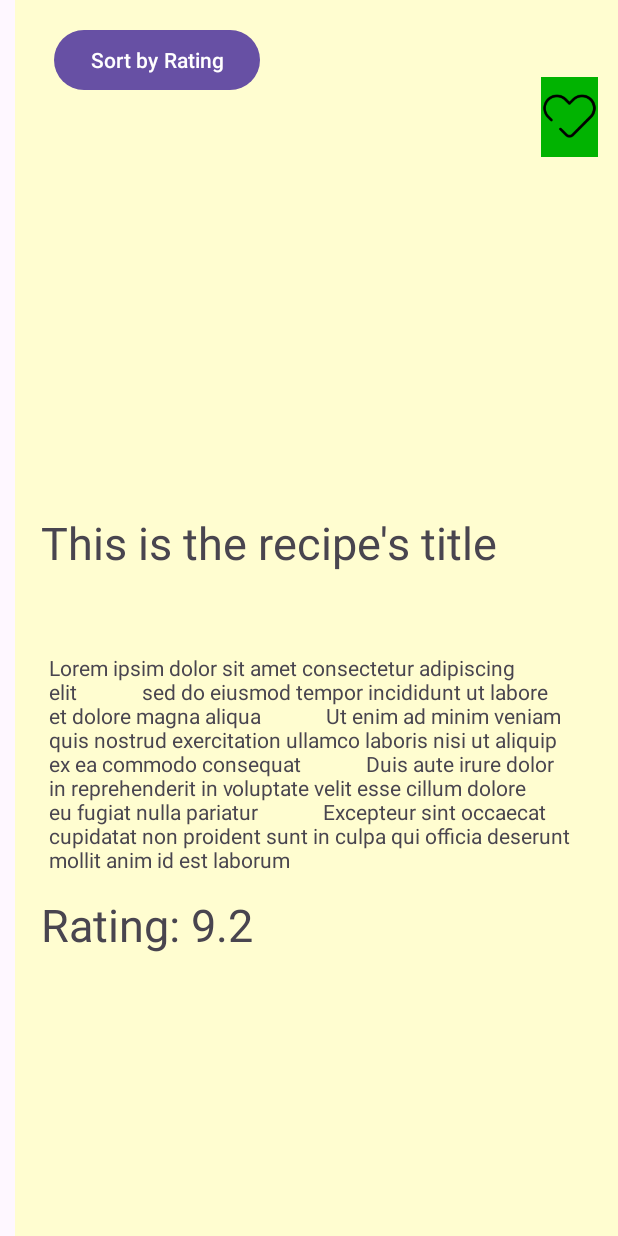
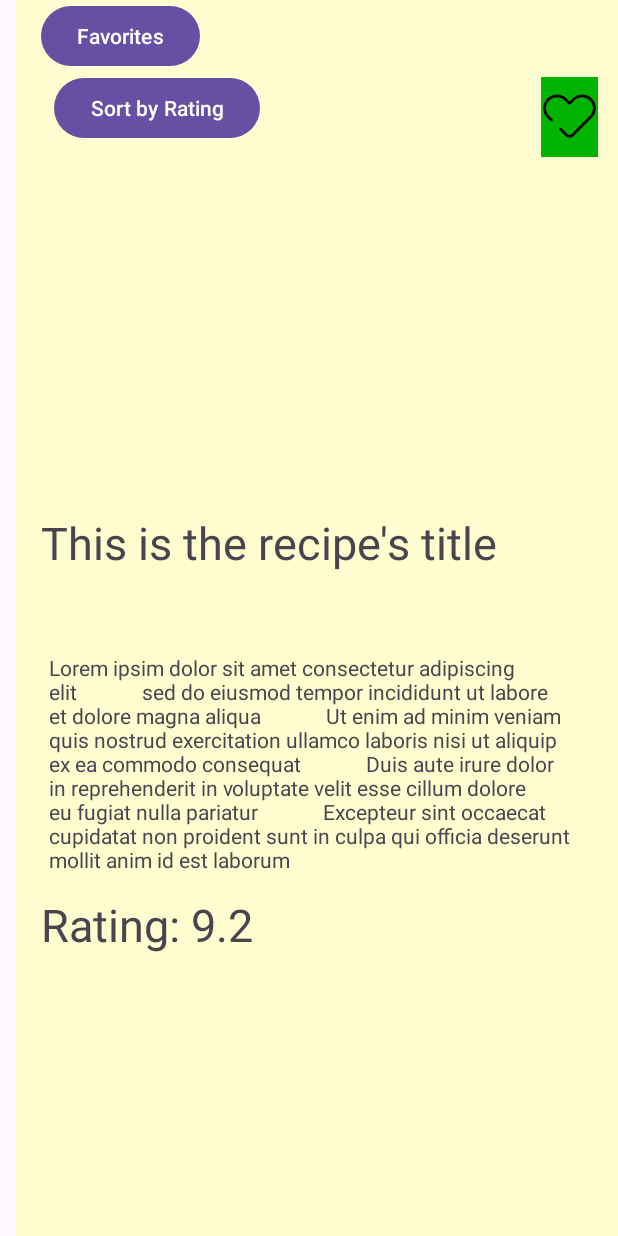
Before and after one commit to SzabolcsG6/Android_projekt_masodik_repository, an Android app: the layout fragment_recipes.xml on its own in the app's theme, with its tools: preview values and no code run, on a phone screen of 412 x 824 dp. Run offline under Robolectric (Android 15) with nearby library versions, the phone set to English and light mode, and no system bars; network calls fail.

Commit message:
displaying favorites *would have worked* but now the whole Recipes fragment , crashes so back to square one kind of

```diff
--- a/app/src/main/res/layout/fragment_recipes.xml
+++ b/app/src/main/res/layout/fragment_recipes.xml
@@ -38,11 +38,20 @@
         android:layout_width="wrap_content"
         android:layout_height="wrap_content"
         android:layout_marginStart="16dp"
-        android:layout_marginTop="16dp"
+        android:layout_marginTop="48dp"
         android:layout_marginEnd="16dp"
         android:text="Sort by Rating"
         app:layout_constraintEnd_toEndOf="parent"
         app:layout_constraintHorizontal_bias="0.0"
         app:layout_constraintStart_toStartOf="parent"
         app:layout_constraintTop_toTopOf="parent" />
+
+    <Button
+        android:id="@+id/favoritesButton"
+        android:layout_width="wrap_content"
+        android:layout_height="wrap_content"
+        android:layout_marginEnd="40dp"
+        android:text="Favorites"
+        app:layout_constraintEnd_toEndOf="@id/sortButton"
+        tools:layout_editor_absoluteY="1dp" />
 </androidx.constraintlayout.widget.ConstraintLayout>
```
